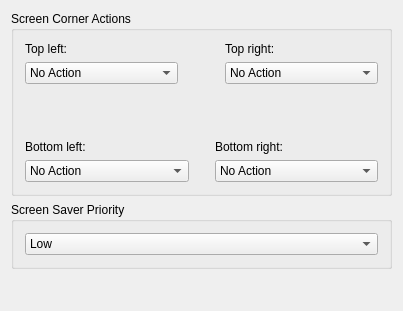
Qt form kcontrol/screensaver/advanceddialogimpl.ui (mgottschlag/kwin-tiling) before a commit.
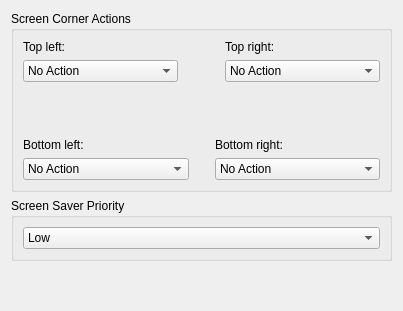
The same form after that commit.

What changed in the file:
```diff
--- a/kcontrol/screensaver/advanceddialogimpl.ui
+++ b/kcontrol/screensaver/advanceddialogimpl.ui
@@ -409,7 +409,6 @@
    </item>
   </layout>
  </widget>
- <layoutdefault spacing="6" margin="11" />
   <resources/>
  <connections/>
 </ui>
```
